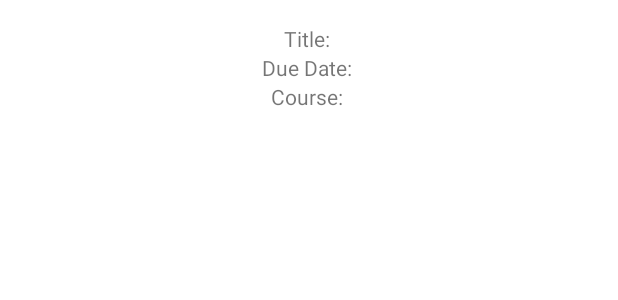
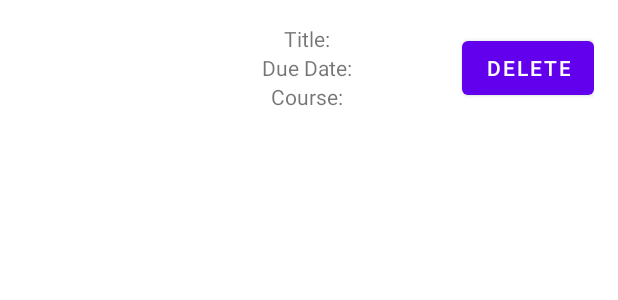
Before and after one commit to samcarozzi/Project1_2340, an Android app: the layout assignment_item.xml on its own in the app's theme, with its tools: preview values and no code run, on a phone screen of 412 x 824 dp. Shown: the top 300 px of the screen. Run offline under Robolectric (Android 15) with nearby library versions, the phone set to English and light mode, and no system bars.

```diff
--- a/app/src/main/res/layout/assignment_item.xml
+++ b/app/src/main/res/layout/assignment_item.xml
@@ -32,4 +32,13 @@
         app:layout_constraintStart_toStartOf="parent"
         app:layout_constraintEnd_toEndOf="parent"
         app:layout_constraintBottom_toBottomOf="parent"/>
+
+    <Button
+        android:id="@+id/assignmentDeleteButton"
+        android:layout_width="wrap_content"
+        android:layout_height="wrap_content"
+        android:text="Delete"
+        app:layout_constraintEnd_toEndOf="parent"
+        app:layout_constraintTop_toTopOf="parent"
+        app:layout_constraintBottom_toBottomOf="parent"/>
 </androidx.constraintlayout.widget.ConstraintLayout>
```
Also changed, not shown: app/src/main/java/com/example/project1/ui/GTAssignment/GTAssignmentsAdapter.java (+23 -0 lines), app/src/main/java/com/example/project1/ui/assignment/AssignmentFragment.java (+14 -10 lines).
